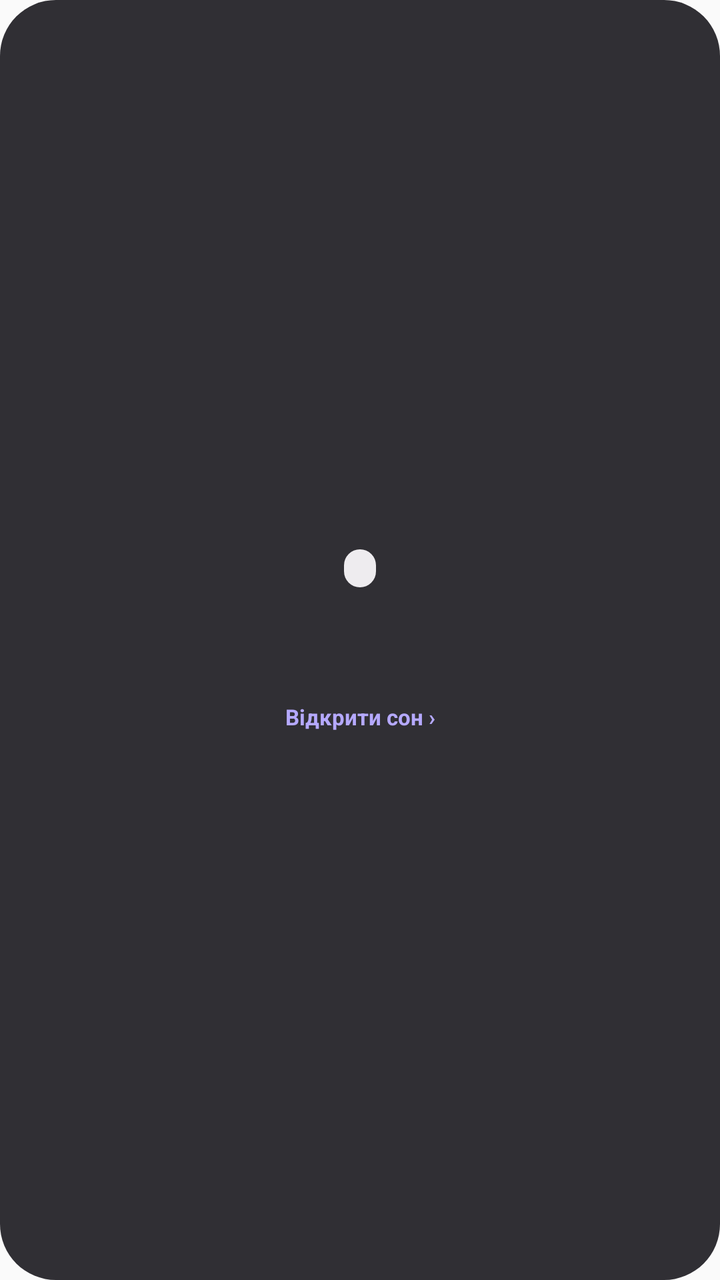
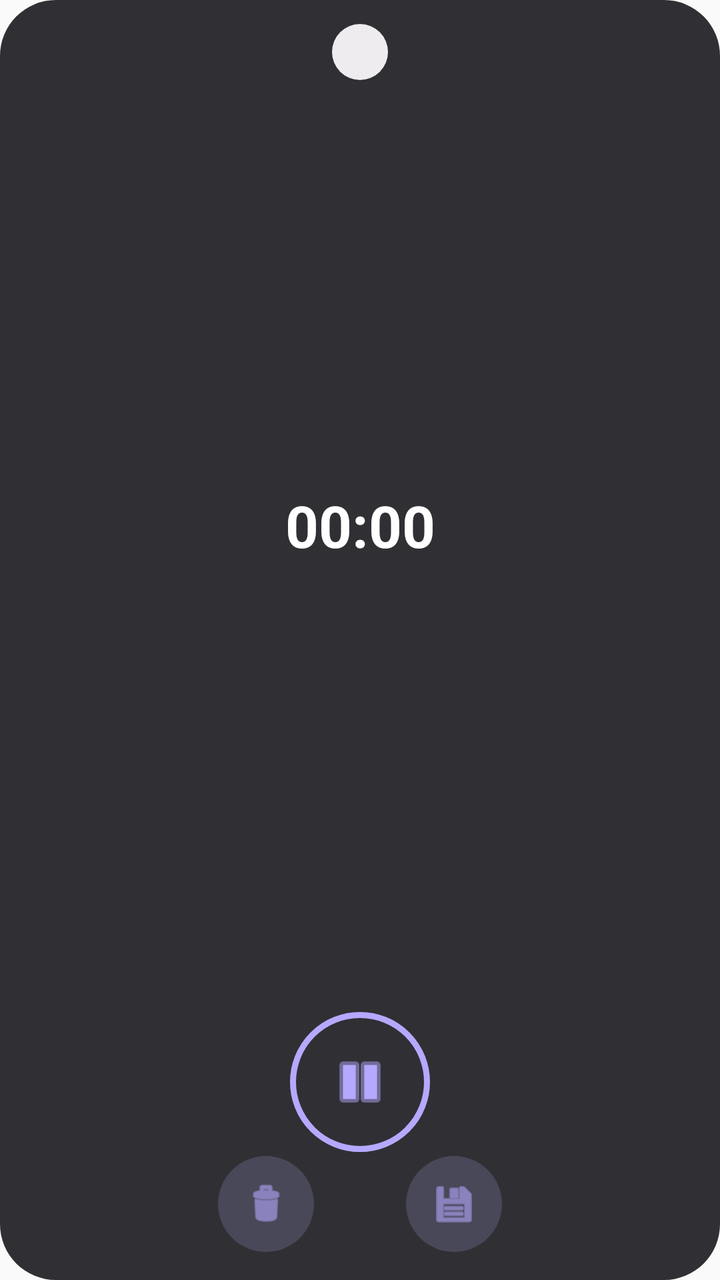

The first picture is an Android layout as it rendered before a commit; the second is the same layout after the commit. The layout source and the unified diff follow.
<!-- AndroidManifest.xml: application theme AppTheme -->
<!-- res/layout/sleep_widget.xml -->
<?xml version="1.0" encoding="utf-8"?>
<LinearLayout xmlns:android="http://schemas.android.com/apk/res/android"
    android:id="@+id/widget_root"
    android:layout_width="match_parent"
    android:layout_height="match_parent"
    android:background="@drawable/sleep_widget_background"
    android:gravity="center"
    android:orientation="vertical"
    android:paddingStart="10dp"
    android:paddingTop="5dp"
    android:paddingEnd="10dp"
    android:paddingBottom="5dp">

    <TextView
        android:id="@+id/widget_child"
        android:layout_width="wrap_content"
        android:layout_height="wrap_content"
        android:background="@drawable/sleep_widget_name_background"
        android:ellipsize="end"
        android:includeFontPadding="false"
        android:maxLines="1"
        android:paddingStart="8dp"
        android:paddingTop="3dp"
        android:paddingEnd="8dp"
        android:paddingBottom="3dp"
        android:textColor="#433F50"
        android:textSize="11sp" />

    <TextView
        android:id="@+id/widget_state"
        android:layout_width="match_parent"
        android:layout_height="wrap_content"
        android:layout_marginTop="4dp"
        android:ellipsize="end"
        android:gravity="center"
        android:includeFontPadding="false"
        android:maxLines="1"
        android:textColor="#F7F6FA"
        android:textSize="13sp"
        android:textStyle="bold" />

    <TextView
        android:id="@+id/widget_value"
        android:layout_width="match_parent"
        android:layout_height="wrap_content"
        android:layout_marginTop="2dp"
        android:ellipsize="end"
        android:gravity="center"
        android:includeFontPadding="false"
        android:maxLines="1"
        android:textColor="#B5A9FF"
        android:textSize="20sp"
        android:textStyle="bold" />

    <Chronometer
        android:id="@+id/widget_timer"
        android:layout_width="match_parent"
        android:layout_height="wrap_content"
        android:layout_marginTop="2dp"
        android:gravity="center"
        android:includeFontPadding="false"
        android:textColor="#B5A9FF"
        android:textSize="20sp"
        android:textStyle="bold"
        android:visibility="gone" />

    <TextView
        android:id="@+id/widget_updated"
        android:layout_width="match_parent"
        android:layout_height="wrap_content"
        android:ellipsize="end"
        android:gravity="center"
        android:includeFontPadding="false"
        android:maxLines="1"
        android:textColor="#C7C4D1"
        android:textSize="9sp" />

    <TextView
        android:id="@+id/widget_action"
        android:layout_width="match_parent"
        android:layout_height="32dp"
        android:layout_marginTop="3dp"
        android:background="@drawable/sleep_widget_action_background"
        android:gravity="center"
        android:textColor="#302F34"
        android:textSize="12sp"
        android:textStyle="bold"
        android:visibility="gone" />

    <TextView
        android:id="@+id/widget_open"
        android:layout_width="match_parent"
        android:layout_height="wrap_content"
        android:layout_marginTop="3dp"
        android:gravity="center"
        android:includeFontPadding="false"
        android:text="Відкрити сон ›"
        android:textColor="#B5A9FF"
        android:textSize="11sp"
        android:textStyle="bold" />
</LinearLayout>
<!-- resources referenced by this layout -->
<resources>
  <!-- drawable sleep_widget_action_background (drawable) -->
  <?xml version="1.0" encoding="utf-8"?>
  <shape xmlns:android="http://schemas.android.com/apk/res/android">
      <solid android:color="#B5A9FF" />
      <corners android:radius="12dp" />
  </shape>
  <!-- drawable sleep_widget_background (drawable) -->
  <?xml version="1.0" encoding="utf-8"?>
  <shape xmlns:android="http://schemas.android.com/apk/res/android">
      <solid android:color="#302F34" />
      <corners android:radius="28dp" />
  </shape>
  <!-- drawable sleep_widget_name_background (drawable) -->
  <?xml version="1.0" encoding="utf-8"?>
  <shape xmlns:android="http://schemas.android.com/apk/res/android">
      <solid android:color="#EEECEF" />
      <corners android:radius="18dp" />
  </shape>
  <style name="AppTheme" parent="Theme.AppCompat.Light.DarkActionBar">
          
          <item name="colorPrimary">@color/colorPrimary</item>
          <item name="colorPrimaryDark">@color/colorPrimaryDark</item>
          <item name="colorAccent">@color/colorAccent</item>
      </style>
</resources>

<!-- the commit's change to res/layout/sleep_widget.xml (unified diff, before → after) -->
@@ -4,98 +4,155 @@
     android:layout_width="match_parent"
     android:layout_height="match_parent"
     android:background="@drawable/sleep_widget_background"
-    android:gravity="center"
+    android:gravity="center_horizontal"
     android:orientation="vertical"
-    android:paddingStart="10dp"
-    android:paddingTop="5dp"
-    android:paddingEnd="10dp"
-    android:paddingBottom="5dp">
-
+    android:padding="12dp">
     <TextView
         android:id="@+id/widget_child"
         android:layout_width="wrap_content"
-        android:layout_height="wrap_content"
+        android:layout_height="28dp"
         android:background="@drawable/sleep_widget_name_background"
         android:ellipsize="end"
-        android:includeFontPadding="false"
+        android:gravity="center"
         android:maxLines="1"
-        android:paddingStart="8dp"
-        android:paddingTop="3dp"
-        android:paddingEnd="8dp"
-        android:paddingBottom="3dp"
+        android:paddingStart="14dp"
+        android:paddingEnd="14dp"
         android:textColor="#433F50"
-        android:textSize="11sp" />
-
-    <TextView
-        android:id="@+id/widget_state"
+        android:textSize="13sp" />
+    <LinearLayout
+        android:id="@+id/widget_active"
         android:layout_width="match_parent"
-        android:layout_height="wrap_content"
-        android:layout_marginTop="4dp"
-        android:ellipsize="end"
+        android:layout_height="match_parent"
+        android:gravity="center_horizontal"
+        android:orientation="vertical">
+        <LinearLayout
+            android:layout_width="match_parent"
+            android:layout_height="0dp"
+            android:layout_weight="1"
+            android:gravity="center"
+            android:orientation="vertical">
+            <Chronometer
+                android:id="@+id/widget_active_duration"
+                android:layout_width="match_parent"
+                android:layout_height="wrap_content"
+                android:gravity="center"
+                android:maxLines="1"
+                android:textColor="#FFFFFF"
+                android:textSize="29sp"
+                android:textStyle="bold" />
+            <TextView
+                android:id="@+id/widget_active_detail"
+                android:layout_width="match_parent"
+                android:layout_height="wrap_content"
+                android:ellipsize="end"
+                android:gravity="center"
+                android:maxLines="1"
+                android:textColor="#B5A9FF"
+                android:textSize="15sp" />
+        </LinearLayout>
+        <ImageView
+            android:id="@+id/widget_toggle"
+            android:layout_width="70dp"
+            android:layout_height="70dp"
+            android:background="@drawable/sleep_widget_outline_button"
+            android:contentDescription="Пауза"
+            android:padding="18dp"
+            android:src="@android:drawable/ic_media_pause"
+            android:tint="#B5A9FF" />
+        <LinearLayout
+            android:layout_width="match_parent"
+            android:layout_height="52dp"
+            android:gravity="center"
+            android:orientation="horizontal">
+            <ImageView
+                android:id="@+id/widget_delete"
+                android:layout_width="48dp"
+                android:layout_height="48dp"
+                android:background="@drawable/sleep_widget_round_button"
+                android:contentDescription="Видалити сон"
+                android:padding="12dp"
+                android:src="@android:drawable/ic_menu_delete"
+                android:tint="#B5A9FF" />
+            <ImageView
+                android:id="@+id/widget_save"
+                android:layout_width="48dp"
+                android:layout_height="48dp"
+                android:layout_marginStart="46dp"
+                android:background="@drawable/sleep_widget_round_button"
+                android:contentDescription="Зберегти сон"
+                android:padding="12dp"
+                android:src="@android:drawable/ic_menu_save"
+                android:tint="#B5A9FF" />
+        </LinearLayout>
+    </LinearLayout>
+    <LinearLayout
+        android:id="@+id/widget_idle"
+        android:layout_width="match_parent"
+        android:layout_height="match_parent"
+        android:gravity="center_horizontal"
+        android:orientation="vertical"
+        android:visibility="gone">
+        <LinearLayout
+            android:layout_width="match_parent"
+            android:layout_height="0dp"
+            android:layout_weight="1"
+            android:gravity="center"
+            android:orientation="vertical">
+            <TextView
+                android:id="@+id/widget_last_ago"
+                android:layout_width="match_parent"
+                android:layout_height="wrap_content"
+                android:gravity="center"
+                android:maxLines="1"
+                android:textColor="#FFFFFF"
+                android:textSize="22sp"
+                android:textStyle="bold" />
+            <TextView
+                android:id="@+id/widget_last_detail"
+                android:layout_width="match_parent"
+                android:layout_height="wrap_content"
+                android:ellipsize="end"
+                android:gravity="center"
+                android:maxLines="1"
+                android:textColor="#D7D3DF"
+                android:textSize="12sp" />
+        </LinearLayout>
+        <TextView
+            android:id="@+id/widget_start"
+            android:layout_width="76dp"
+            android:layout_height="76dp"
+            android:layout_marginBottom="9dp"
+            android:background="@drawable/sleep_widget_action_background"
+            android:contentDescription="Почати сон"
+            android:gravity="center"
+            android:text="zZ"
+            android:textColor="#FFFFFF"
+            android:textSize="31sp"
+            android:textStyle="bold" />
+    </LinearLayout>
+    <LinearLayout
+        android:id="@+id/widget_fallback"
+        android:layout_width="match_parent"
+        android:layout_height="match_parent"
         android:gravity="center"
-        android:includeFontPadding="false"
-        android:maxLines="1"
-        android:textColor="#F7F6FA"
-        android:textSize="13sp"
-        android:textStyle="bold" />
-
-    <TextView
-        android:id="@+id/widget_value"
-        android:layout_width="match_parent"
-        android:layout_height="wrap_content"
-        android:layout_marginTop="2dp"
-        android:ellipsize="end"
-        android:gravity="center"
-        android:includeFontPadding="false"
-        android:maxLines="1"
-        android:textColor="#B5A9FF"
-        android:textSize="20sp"
-        android:textStyle="bold" />
-
-    <Chronometer
-        android:id="@+id/widget_timer"
-        android:layout_width="match_parent"
-        android:layout_height="wrap_content"
-        android:layout_marginTop="2dp"
-        android:gravity="center"
-        android:includeFontPadding="false"
-        android:textColor="#B5A9FF"
-        android:textSize="20sp"
-        android:textStyle="bold"
-        android:visibility="gone" />
-
-    <TextView
-        android:id="@+id/widget_updated"
-        android:layout_width="match_parent"
-        android:layout_height="wrap_content"
-        android:ellipsize="end"
-        android:gravity="center"
-        android:includeFontPadding="false"
-        android:maxLines="1"
-        android:textColor="#C7C4D1"
-        android:textSize="9sp" />
-
-    <TextView
-        android:id="@+id/widget_action"
-        android:layout_width="match_parent"
-        android:layout_height="32dp"
-        android:layout_marginTop="3dp"
-        android:background="@drawable/sleep_widget_action_background"
-        android:gravity="center"
-        android:textColor="#302F34"
-        android:textSize="12sp"
-        android:textStyle="bold"
-        android:visibility="gone" />
-
-    <TextView
-        android:id="@+id/widget_open"
-        android:layout_width="match_parent"
-        android:layout_height="wrap_content"
-        android:layout_marginTop="3dp"
-        android:gravity="center"
-        android:includeFontPadding="false"
-        android:text="Відкрити сон ›"
-        android:textColor="#B5A9FF"
-        android:textSize="11sp"
-        android:textStyle="bold" />
+        android:orientation="vertical"
+        android:visibility="gone">
+        <TextView
+            android:id="@+id/widget_fallback_title"
+            android:layout_width="match_parent"
+            android:layout_height="wrap_content"
+            android:gravity="center"
+            android:textColor="#FFFFFF"
+            android:textSize="17sp"
+            android:textStyle="bold" />
+        <TextView
+            android:id="@+id/widget_fallback_detail"
+            android:layout_width="match_parent"
+            android:layout_height="wrap_content"
+            android:layout_marginTop="12dp"
+            android:gravity="center"
+            android:text="Відкрити сон ›"
+            android:textColor="#B5A9FF"
+            android:textSize="13sp" />
+    </LinearLayout>
 </LinearLayout>
<!-- resource entries referenced after the edit -->
@@ -4,7 +4,7 @@
   <?xml version="1.0" encoding="utf-8"?>
   <shape xmlns:android="http://schemas.android.com/apk/res/android">
       <solid android:color="#B5A9FF" />
-      <corners android:radius="12dp" />
+      <corners android:radius="40dp" />
   </shape>
   <!-- drawable sleep_widget_background (drawable) -->
   <?xml version="1.0" encoding="utf-8"?>
@@ -18,6 +18,19 @@
       <solid android:color="#EEECEF" />
       <corners android:radius="18dp" />
   </shape>
+  <!-- drawable sleep_widget_outline_button (drawable) -->
+  <?xml version="1.0" encoding="utf-8"?>
+  <shape xmlns:android="http://schemas.android.com/apk/res/android">
+      <solid android:color="#302F34" />
+      <stroke android:width="3dp" android:color="#B5A9FF" />
+      <corners android:radius="40dp" />
+  </shape>
+  <!-- drawable sleep_widget_round_button (drawable) -->
+  <?xml version="1.0" encoding="utf-8"?>
+  <shape xmlns:android="http://schemas.android.com/apk/res/android">
+      <solid android:color="#494859" />
+      <corners android:radius="28dp" />
+  </shape>
   <style name="AppTheme" parent="Theme.AppCompat.Light.DarkActionBar">
           
           <item name="colorPrimary">@color/colorPrimary</item>
